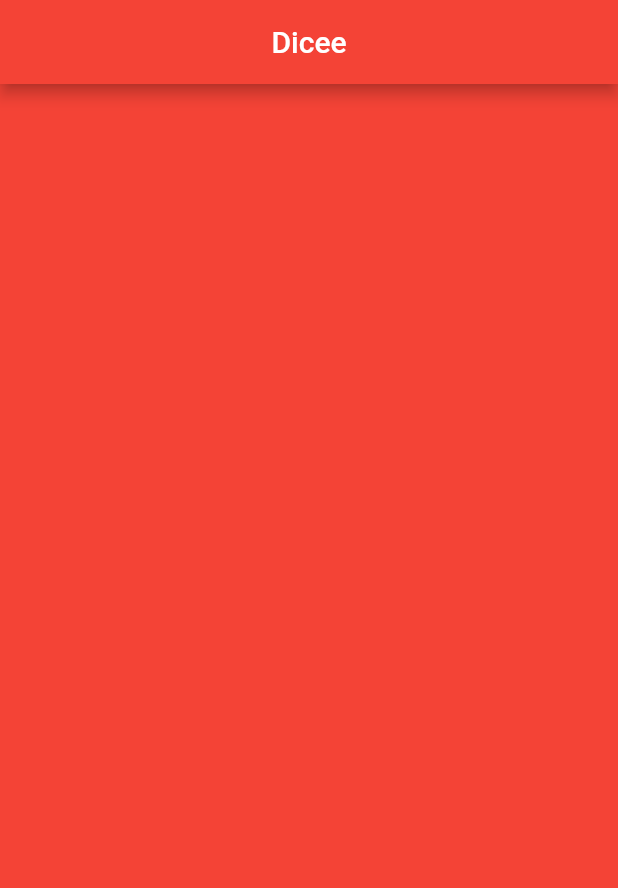
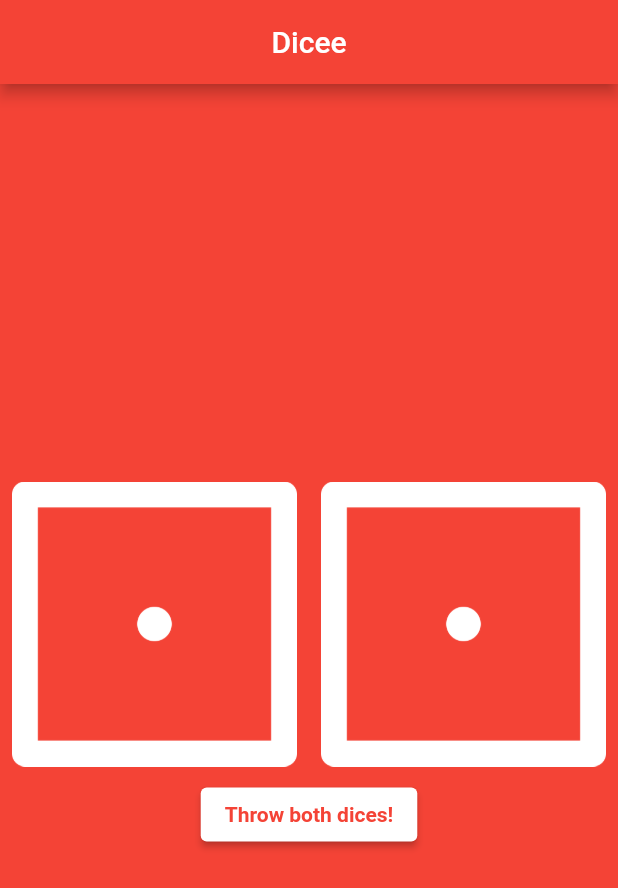
Before and after one commit to Raziem21/dice_project, a Flutter app: the screen it shows after launch, on a phone screen of 412 x 824 dp. Shown: the top 888 px of the screen. Run offline on Flutter 3.47's test engine with Material 2 defaults, Android fonts, the phone set to English and light mode, and no system bars.

Commit message:
project finished

```diff
--- a/lib/main.dart
+++ b/lib/main.dart
@@ -1,4 +1,5 @@
 import 'package:flutter/material.dart';
+import "dart:math";
 
 void main() {
   return runApp(MyApp());
@@ -22,11 +23,77 @@ class MyApp extends StatelessWidget {
   }
 }
 
-class DicePage extends StatelessWidget {
-  const DicePage({super.key});
+class DicePage extends StatefulWidget {
+  DicePage({super.key});
+
+  @override
+  State<DicePage> createState() => _DicePageState();
+}
+
+class _DicePageState extends State<DicePage> {
+  int imageNum = 1;
+  String imageUrl = "images/dice1.png";
+
+  int imageNum2 = 1;
+  String imageUrl2 = "images/dice1.png";
 
   @override
   Widget build(BuildContext context) {
-    return Container();
+    return Center(
+      child: Column(
+        mainAxisAlignment: MainAxisAlignment.center,
+        children: [
+          Row(
+            children: <Widget>[
+              Expanded(
+                child: TextButton(
+                  onPressed: () {
+                    int result = Random().nextInt(6) + 1;
+                    while(result == imageNum) {
+                      result = Random().nextInt(6) + 1;
+                    }
+                    setState(
+                      () {
+                        imageNum = result;
+                      },
+                    );
+                  },
+                  child: Image.asset("images/dice${imageNum.toString()}.png"),
+                ),
+              ),
+              Expanded(
+                child: TextButton(
+                  onPressed: () {
+                    setState(() {
+                      imageNum2 = Random().nextInt(6) + 1;
+                    });
+                  },
+                  child: Image.asset("images/dice${imageNum2.toString()}.png"),
+                ),
+              ),
+            ],
+          ),
+          Center(
+            child: ElevatedButton(
+              style: const ButtonStyle(
+                  backgroundColor: MaterialStatePropertyAll(Colors.white)),
+              onPressed: () {
+                setState(() {
+                  imageNum = Random().nextInt(6) + 1;
+                  imageNum2 = Random().nextInt(6) + 1;
+                });
+              },
+              child: const Text(
+                "Throw both dices!",
+                style: TextStyle(
+                  color: Colors.red,
+                  fontWeight: FontWeight.bold,
+                ),
+              ),
+            ),
+          )
+        ],
+      ),
+    );
   }
 }
```
Also changed, not shown: pubspec.lock, 2 other files.
